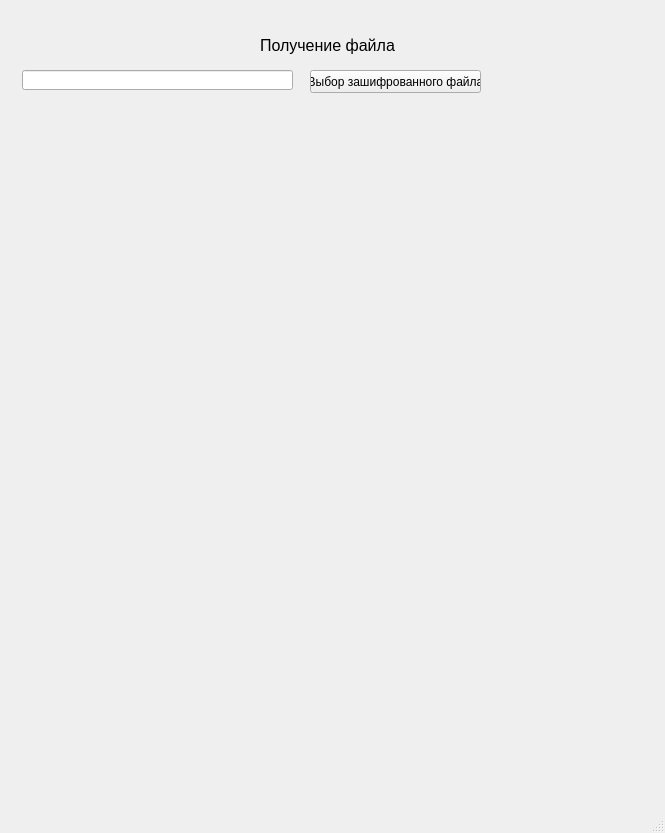
First picture: the form in UI/client.ui, repository Scykorr/dmitr_community_encrypt, before the edit.
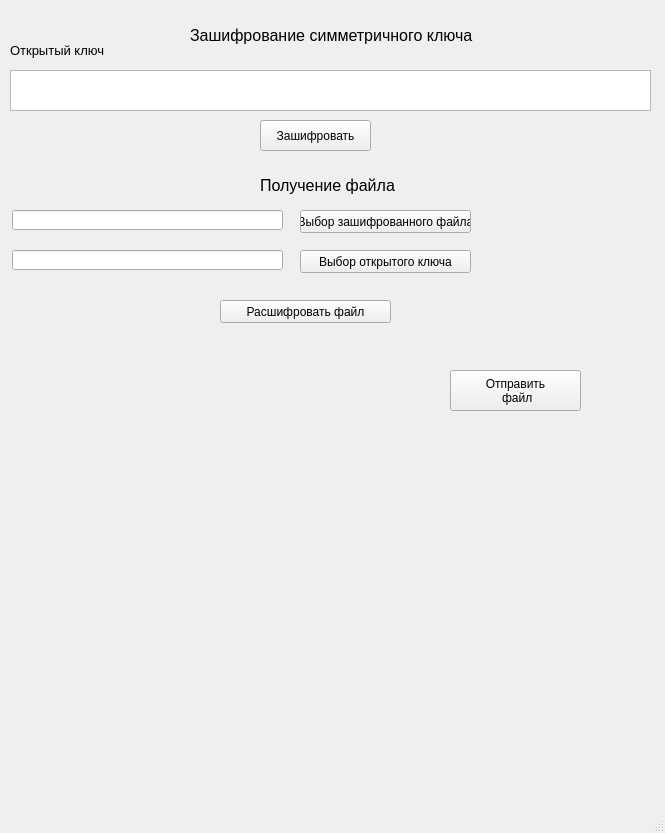
Second picture: the form after the edit. The open tabs and pages were chosen to show the change.

The edit to the form file:
```diff
--- a/UI/client.ui
+++ b/UI/client.ui
@@ -639,7 +639,7 @@
       <property name="geometry">
        <rect>
         <x>250</x>
-        <y>20</y>
+        <y>160</y>
         <width>141</width>
         <height>31</height>
        </rect>
@@ -656,8 +656,8 @@
      <widget class="QPushButton" name="pushButton_choose_encrypt_file">
       <property name="geometry">
        <rect>
-        <x>300</x>
-        <y>60</y>
+        <x>290</x>
+        <y>200</y>
         <width>171</width>
         <height>23</height>
        </rect>
@@ -669,8 +669,80 @@
      <widget class="QLineEdit" name="lineEdit_file_encrypt_addr">
       <property name="geometry">
        <rect>
-        <x>12</x>
+        <x>2</x>
+        <y>200</y>
+        <width>271</width>
+        <height>20</height>
+       </rect>
+      </property>
+      <property name="text">
+       <string/>
+      </property>
+     </widget>
+     <widget class="QLabel" name="label_20">
+      <property name="geometry">
+       <rect>
+        <x>180</x>
+        <y>10</y>
+        <width>291</width>
+        <height>31</height>
+       </rect>
+      </property>
+      <property name="font">
+       <font>
+        <pointsize>12</pointsize>
+       </font>
+      </property>
+      <property name="text">
+       <string>Зашифрование симметричного ключа</string>
+      </property>
+     </widget>
+     <widget class="QPlainTextEdit" name="plainTextEdit_open_key_sypher_file">
+      <property name="geometry">
+       <rect>
+        <x>0</x>
         <y>60</y>
+        <width>641</width>
+        <height>41</height>
+       </rect>
+      </property>
+     </widget>
+     <widget class="QPushButton" name="pushButton_sypher_open_key">
+      <property name="geometry">
+       <rect>
+        <x>250</x>
+        <y>110</y>
+        <width>111</width>
+        <height>31</height>
+       </rect>
+      </property>
+      <property name="text">
+       <string>Зашифровать</string>
+      </property>
+     </widget>
+     <widget class="QLabel" name="label_21">
+      <property name="geometry">
+       <rect>
+        <x>0</x>
+        <y>30</y>
+        <width>101</width>
+        <height>21</height>
+       </rect>
+      </property>
+      <property name="font">
+       <font>
+        <pointsize>10</pointsize>
+       </font>
+      </property>
+      <property name="text">
+       <string>Открытый ключ</string>
+      </property>
+     </widget>
+     <widget class="QLineEdit" name="lineEdit_file_encrypt_key">
+      <property name="geometry">
+       <rect>
+        <x>2</x>
+        <y>240</y>
         <width>271</width>
         <height>20</height>
        </rect>
@@ -679,6 +751,46 @@
        <string/>
       </property>
      </widget>
+     <widget class="QPushButton" name="pushButton_choose_encrypt_key">
+      <property name="geometry">
+       <rect>
+        <x>290</x>
+        <y>240</y>
+        <width>171</width>
+        <height>23</height>
+       </rect>
+      </property>
+      <property name="text">
+       <string>Выбор открытого ключа</string>
+      </property>
+     </widget>
+     <widget class="QPushButton" name="pushButton_decript_file">
+      <property name="geometry">
+       <rect>
+        <x>210</x>
+        <y>290</y>
+        <width>171</width>
+        <height>23</height>
+       </rect>
+      </property>
+      <property name="text">
+       <string>Расшифровать файл</string>
+      </property>
+     </widget>
+     <widget class="QPushButton" name="pushButton_file_let_page">
+      <property name="geometry">
+       <rect>
+        <x>440</x>
+        <y>360</y>
+        <width>131</width>
+        <height>41</height>
+       </rect>
+      </property>
+      <property name="text">
+       <string>Отправить
+ файл</string>
+      </property>
+     </widget>
     </widget>
    </widget>
   </widget>
```
Left out of the diff: 67 changed lines with no effect on the pictures.
